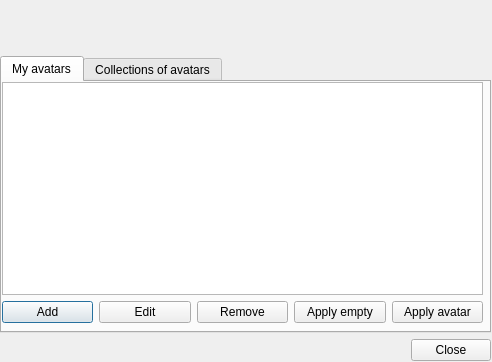
First picture: the form in ui/my_avatar.ui, repository gitter-badger/simplechatclient, before the edit.
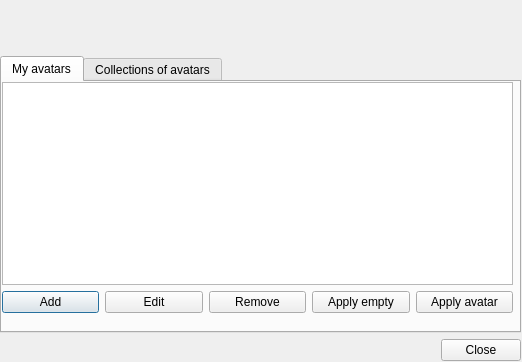
Second picture: the form after the edit. Icons and pictures are not drawn.

Diff of the .ui file:
```diff
--- a/ui/my_avatar.ui
+++ b/ui/my_avatar.ui
@@ -6,19 +6,19 @@
    <rect>
     <x>0</x>
     <y>0</y>
-    <width>492</width>
+    <width>522</width>
     <height>362</height>
    </rect>
   </property>
   <property name="minimumSize">
    <size>
-    <width>492</width>
+    <width>522</width>
     <height>362</height>
    </size>
   </property>
   <property name="maximumSize">
    <size>
-    <width>492</width>
+    <width>522</width>
     <height>362</height>
    </size>
   </property>
@@ -34,7 +34,7 @@
     <rect>
      <x>0</x>
      <y>0</y>
-     <width>491</width>
+     <width>521</width>
      <height>361</height>
     </rect>
    </property>
@@ -89,8 +89,8 @@
          <rect>
           <x>0</x>
           <y>0</y>
-          <width>481</width>
-          <height>241</height>
+          <width>511</width>
+          <height>231</height>
          </rect>
         </property>
         <layout class="QVBoxLayout" name="verticalLayout_3">
```
Left out of the diff: 4 changed lines with no effect on the pictures.
